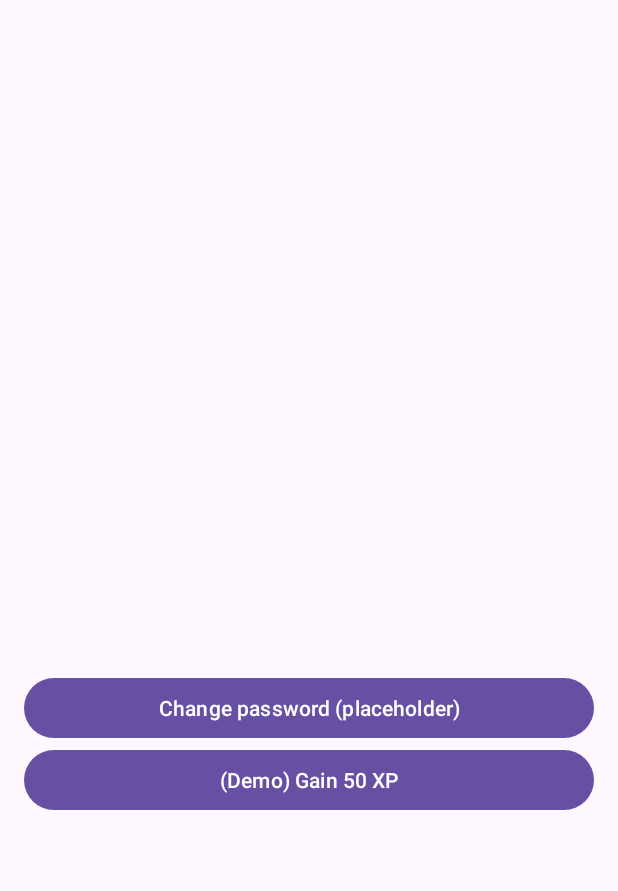
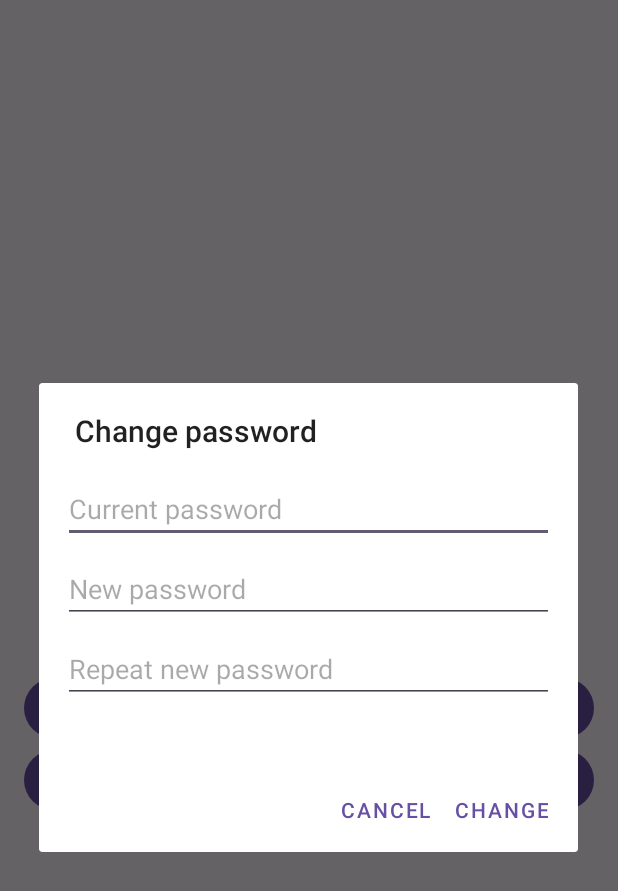
Before and after one commit to moracaj/e2-ma-tim26-2025, an Android app: the ProfileActivity screen opened directly, with no data from a screen before it, after a tap on "Change password (placeholder)", on a phone screen of 412 x 824 dp. Shown: the top 891 px of the screen. Run offline under Robolectric (Android 15) with nearby library versions, the phone set to English and light mode, and no system bars; our stand-ins replace Firebase (no records; nobody signed in at launch, a user with empty details on screens opened directly).

Commit message:
prikaz profila

```diff
--- a/AndroidRPG_FirebaseStarter/app/src/main/java/rs/ftn/rpgtracker/ProfileActivity.java
+++ b/AndroidRPG_FirebaseStarter/app/src/main/java/rs/ftn/rpgtracker/ProfileActivity.java
@@ -4,16 +4,26 @@ import android.graphics.Bitmap; import android.os.Bundle; import android.widget.
 import androidx.annotation.Nullable; import androidx.appcompat.app.AppCompatActivity;
 import com.google.firebase.firestore.DocumentReference; import com.google.firebase.firestore.DocumentSnapshot; import com.google.firebase.firestore.FirebaseFirestore;
 import java.util.HashMap; import java.util.Map;
+import com.google.firebase.auth.FirebaseAuth;
+import com.google.firebase.auth.FirebaseUser;
+import com.google.firebase.auth.EmailAuthProvider;
+import com.google.firebase.auth.AuthCredential;
+import com.google.firebase.auth.FirebaseAuthRecentLoginRequiredException;
+import com.google.firebase.auth.FirebaseAuthWeakPasswordException;
+
+
 public class ProfileActivity extends AppCompatActivity {
   FirebaseFirestore db;
   String uid;
   ImageView imgAvatar,imgQr;
   TextView tvUsername,tvTitle,tvLevel,tvXP,tvPP,tvCoins;
   Button btnGainXP,btnChangePassword;
+  FirebaseAuth auth;
   @Override protected void onCreate(@Nullable Bundle savedInstanceState){
     super.onCreate(savedInstanceState);
     setContentView(R.layout.activity_profile);
     db=FirebaseFirestore.getInstance();
+    auth=FirebaseAuth.getInstance();
     uid=Prefs.getUid(this);
     imgAvatar=findViewById(R.id.imgAvatar);
     imgQr=findViewById(R.id.imgQr);
@@ -22,7 +32,7 @@ public class ProfileActivity extends AppCompatActivity {
     btnGainXP=findViewById(R.id.btnGainXP);
     btnChangePassword=findViewById(R.id.btnChangePassword);
     btnGainXP.setOnClickListener(v->gainXP(50));
-    btnChangePassword.setOnClickListener(v->Toast.makeText(this,"Use FirebaseAuth.updatePassword()",Toast.LENGTH_SHORT).show());
+    btnChangePassword.setOnClickListener(v -> showChangePasswordDialog());
     load();
   }
   private void load(){ db.collection("users").document(uid).get().addOnSuccessListener(this::show); }
@@ -65,4 +75,74 @@ public class ProfileActivity extends AppCompatActivity {
       ref.update(upd).addOnSuccessListener(a->load());
     });
   }
+
+
+  private void showChangePasswordDialog() {
+    FirebaseUser user = auth.getCurrentUser();
+    if (user == null || user.getEmail() == null) {
+      Toast.makeText(this, "You are not logged in.", Toast.LENGTH_SHORT).show();
+      return;
+    }
+
+    final android.app.AlertDialog dlg = new android.app.AlertDialog.Builder(this)
+            .setTitle("Change password")
+            .setView(getLayoutInflater().inflate(R.layout.dialog_change_password, null))
+            .setPositiveButton("Change", null)
+            .setNegativeButton("Cancel", (d,w) -> d.dismiss())
+            .create();
+
+    dlg.setOnShowListener(li -> {
+      Button b = dlg.getButton(android.app.AlertDialog.BUTTON_POSITIVE);
+      EditText etOld = dlg.findViewById(R.id.etOld);
+      EditText etNew1 = dlg.findViewById(R.id.etNew1);
+      EditText etNew2 = dlg.findViewById(R.id.etNew2);
+      TextView tvErr = dlg.findViewById(R.id.tvErr);
+
+      b.setOnClickListener(v -> {
+        String oldPw = etOld.getText().toString().trim();
+        String n1 = etNew1.getText().toString().trim();
+        String n2 = etNew2.getText().toString().trim();
+
+        // Validacija po specifikaciji: stara + 2x nova
+        if (oldPw.isEmpty() || n1.isEmpty() || n2.isEmpty()) {
+          tvErr.setText("All fields are required.");
+          return;
+        }
+        if (!n1.equals(n2)) { tvErr.setText("New passwords do not match."); return; }
+        if (n1.length() < 6) { tvErr.setText("New password must have at least 6 characters."); return; }
+        if (n1.equals(oldPw)) { tvErr.setText("New password must be different from current."); return; }
+
+        b.setEnabled(false); tvErr.setText("Updating...");
+
+        // Re-authenticate sa starom lozinkom
+        AuthCredential cred = EmailAuthProvider.getCredential(user.getEmail(), oldPw);
+        user.reauthenticate(cred).addOnSuccessListener(a -> {
+          // updatePassword posle uspešne reautentikacije
+          user.updatePassword(n1).addOnSuccessListener(a2 -> {
+            Toast.makeText(this, "Password changed.", Toast.LENGTH_SHORT).show();
+            dlg.dismiss();
+          }).addOnFailureListener(e -> {
+            b.setEnabled(true);
+            if (e instanceof FirebaseAuthWeakPasswordException) {
+              tvErr.setText("Weak password. Try a stronger one.");
+            } else {
+              tvErr.setText("Update failed: " + e.getMessage());
+            }
+          });
+        }).addOnFailureListener(e -> {
+          b.setEnabled(true);
+          if (e instanceof FirebaseAuthRecentLoginRequiredException) {
+            tvErr.setText("Please log in again and retry.");
+          } else {
+            tvErr.setText("Current password incorrect.");
+          }
+        });
+      });
+    });
+
+    dlg.show();
+  }
+
+
+
 }
--- /dev/null
+++ b/AndroidRPG_FirebaseStarter/app/src/main/res/layout/dialog_change_password.xml
@@ -0,0 +1,37 @@
+<?xml version="1.0" encoding="utf-8"?>
+<LinearLayout xmlns:android="http://schemas.android.com/apk/res/android"
+    android:padding="16dp"
+    android:orientation="vertical"
+    android:layout_width="match_parent"
+    android:layout_height="wrap_content">
+
+    <EditText
+        android:id="@+id/etOld"
+        android:layout_width="match_parent"
+        android:layout_height="wrap_content"
+        android:hint="Current password"
+        android:inputType="textPassword"/>
+
+    <EditText
+        android:id="@+id/etNew1"
+        android:layout_width="match_parent"
+        android:layout_height="wrap_content"
+        android:hint="New password"
+        android:inputType="textPassword"
+        android:layout_marginTop="8dp"/>
+
+    <EditText
+        android:id="@+id/etNew2"
+        android:layout_width="match_parent"
+        android:layout_height="wrap_content"
+        android:hint="Repeat new password"
+        android:inputType="textPassword"
+        android:layout_marginTop="8dp"/>
+
+    <TextView
+        android:id="@+id/tvErr"
+        android:layout_width="match_parent"
+        android:layout_height="wrap_content"
+        android:textColor="#B00020"
+        android:layout_marginTop="8dp"/>
+</LinearLayout>
```
Also changed, not shown: 48 other files.
